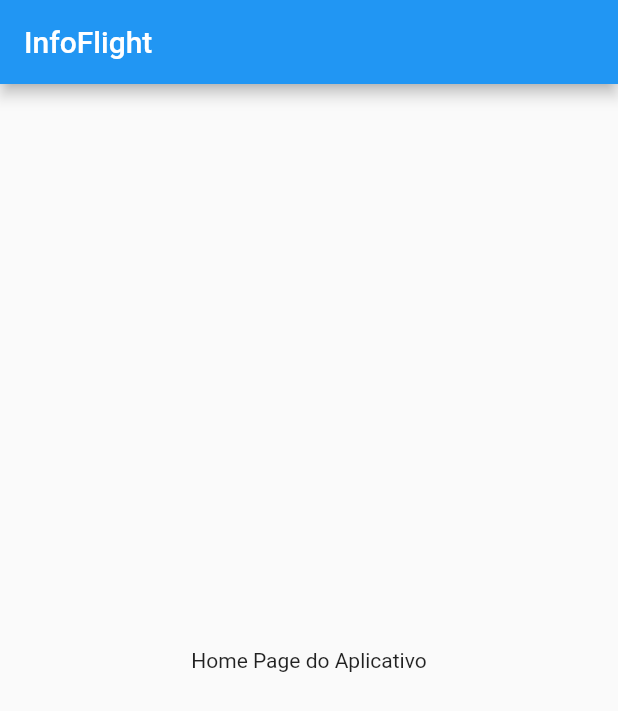
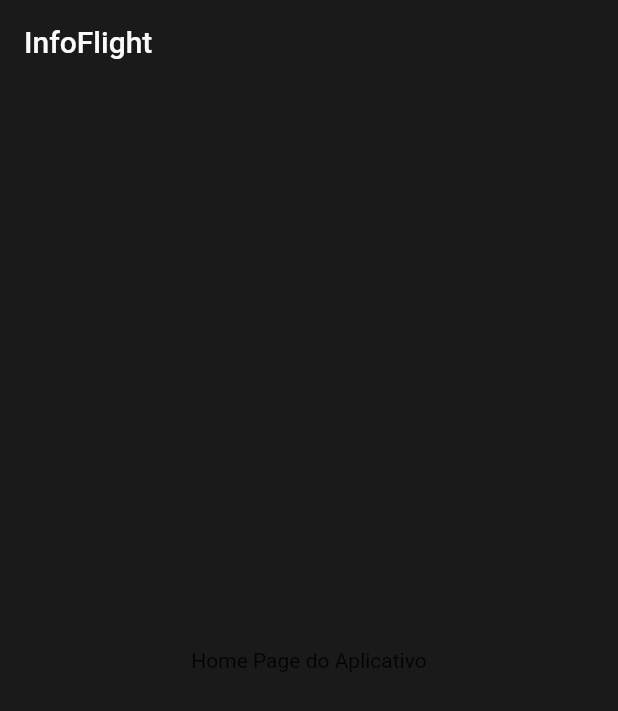
Before and after one commit to marcosmvgs/infoflight, a Flutter app: the screen it shows after launch, on a phone screen of 412 x 824 dp. Shown: the top 711 px of the screen. Run offline on Flutter 3.47's test engine with Material 2 defaults, Android fonts, the phone set to English and light mode, and no system bars.

```diff
--- a/lib/main.dart
+++ b/lib/main.dart
@@ -2,20 +2,29 @@ import 'package:flutter/material.dart';
 import 'package:infoflight/screens/homepage_sceen.dart';
 
 void main() {
-  runApp(const MyApp());
+  runApp(MyApp());
 }
 
 class MyApp extends StatelessWidget {
-  const MyApp({super.key});
+  MyApp({super.key});
+
+  final ThemeData theme = ThemeData();
 
   @override
   Widget build(BuildContext context) {
     return MaterialApp(
-      title: 'Flutter Demo',
-      theme: ThemeData(
-
-        primarySwatch: Colors.blue,
-      ),
+      title: 'InfoFlight',
+      theme: theme.copyWith(
+          scaffoldBackgroundColor: const Color.fromRGBO(26, 26, 26, 1.0),
+          appBarTheme: theme.appBarTheme.copyWith(
+            elevation: 0.0,
+            backgroundColor: const Color.fromRGBO(26, 26, 26, 1.0),
+            titleTextStyle: const TextStyle(
+              fontSize: 20,
+              fontWeight: FontWeight.w500,
+              color: Color.fromRGBO(250, 250, 250, 1),
+            )
+          )),
       home: const HomepageScreen(),
     );
   }
```
